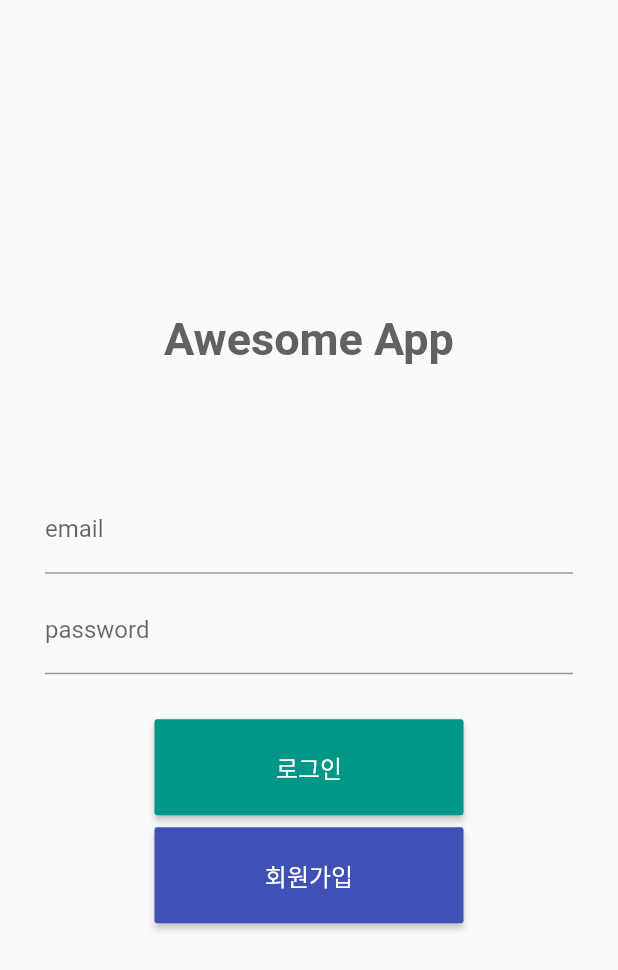
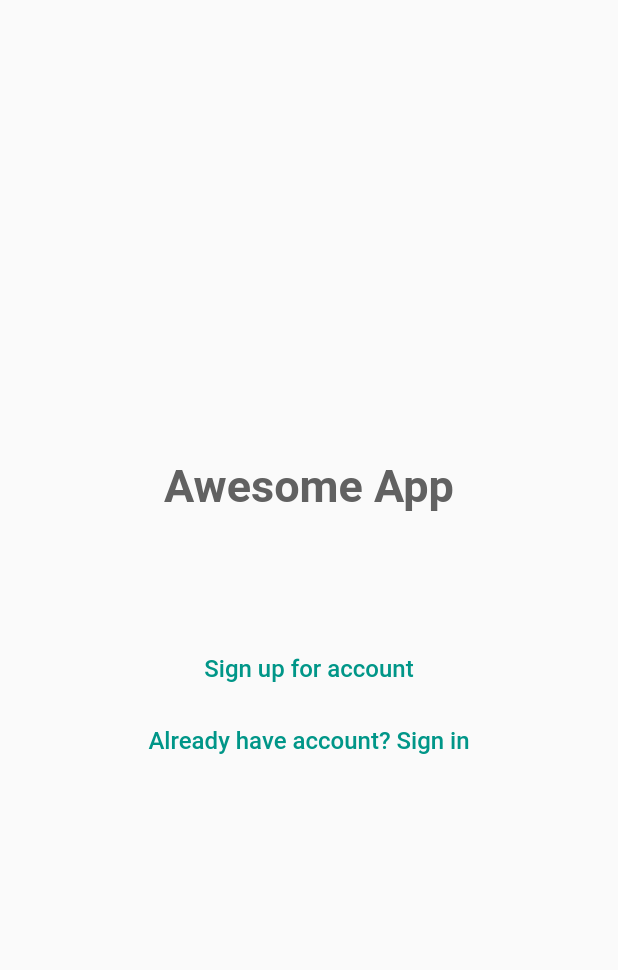
Before and after one commit to kgoon/flutter_bundang, a Flutter app: the screen it shows after launch, on a phone screen of 412 x 824 dp. Shown: the top 970 px of the screen. Run offline on Flutter 3.47's test engine with Material 2 defaults, Android fonts, the phone set to English and light mode, and no system bars.

Commit message:
비로그인 상태 홈스크린 추가, Raised -> Material button 변경

```diff
--- a/lib/main.dart
+++ b/lib/main.dart
@@ -1,5 +1,5 @@
 import 'package:flutter/material.dart';
-import 'package:flutter_bundang/src/screens/login_page.dart';
+import 'package:flutter_bundang/src/screens/root_page.dart';
 import 'package:flutter_localizations/flutter_localizations.dart';
 
 void main() => runApp(
@@ -23,7 +23,7 @@ class MyApp extends StatelessWidget {
       theme: ThemeData(
         primarySwatch: Colors.indigo,
       ),
-      home: LoginPage(),
+      home: RootPage(),
     );
   }
 }
--- a/lib/src/screens/login_page.dart
+++ b/lib/src/screens/login_page.dart
@@ -44,14 +44,13 @@ class _LoginPageState extends State<LoginPage> with CustomFormFieldWidget {
                   padding: EdgeInsets.only(top: 30.0),
                   child: CustomButtonWidget(
                     backgroundColor: Colors.teal,
-                    title: '로그인',
+                    title: 'SIGN IN',
                     onSubmit: _login,
                   ),
                 ),
                 wrapInputField(
-                  CustomButtonWidget(
-                    backgroundColor: Colors.indigo,
-                    title: '회원가입',
+                  CustomMaterialButton(
+                    title: 'Sign up for account',
                     onSubmit: _pushToSignUp,
                   ),
                 ),
--- /dev/null
+++ b/lib/src/screens/root_page.dart
@@ -0,0 +1,56 @@
+import 'package:flutter/material.dart';
+import 'package:flutter_bundang/src/screens/login_page.dart';
+import 'package:flutter_bundang/src/screens/sign_up_page.dart';
+import 'package:flutter_bundang/src/widgets/custom_button_widget.dart';
+import 'package:flutter_bundang/src/widgets/custom_text_widget.dart';
+
+class RootPage extends StatelessWidget {
+  @override
+  Widget build(BuildContext context) {
+    return Scaffold(
+      body: Center(
+        child: Column(
+          mainAxisAlignment: MainAxisAlignment.center,
+          children: <Widget>[
+            HeadingOneText(
+              title: 'Awesome App',
+            ),
+            Padding(
+              padding: EdgeInsets.only(
+                top: 80.0,
+              ),
+              child: CustomMaterialButton(
+                title: 'Sign up for account',
+                onSubmit: () {
+                  _pushToSignUp(context);
+                },
+              ),
+            ),
+            CustomMaterialButton(
+              title: 'Already have account? Sign in',
+              onSubmit: () {
+                _pushToLogin(context);
+              },
+            ),
+          ],
+        ),
+      ),
+    );
+  }
+
+  void _pushToLogin(BuildContext context) {
+    Navigator.pushReplacement(
+        context,
+        MaterialPageRoute(
+          builder: (context) => LoginPage(),
+        ));
+  }
+
+  void _pushToSignUp(BuildContext context) {
+    Navigator.pushReplacement(
+        context,
+        MaterialPageRoute(
+          builder: (context) => SignUpPage(),
+        ));
+  }
+}
--- a/lib/src/widgets/custom_button_widget.dart
+++ b/lib/src/widgets/custom_button_widget.dart
@@ -32,3 +32,27 @@ class CustomButtonWidget extends StatelessWidget {
     );
   }
 }
+
+class CustomMaterialButton extends StatelessWidget {
+  final String title;
+  final Function onSubmit;
+
+  CustomMaterialButton({
+    @required this.title,
+    @required this.onSubmit,
+  });
+
+  @override
+  Widget build(BuildContext context) {
+    return MaterialButton(
+      child: Text(
+        title,
+        style: TextStyle(
+          color: Colors.teal,
+          fontSize: responsiveTextSize(context, 16.0, 24.0),
+        ),
+      ),
+      onPressed: onSubmit,
+    );
+  }
+}
```
Also changed, not shown: lib/src/screens/sign_up_page.dart (+16 -2 lines).
